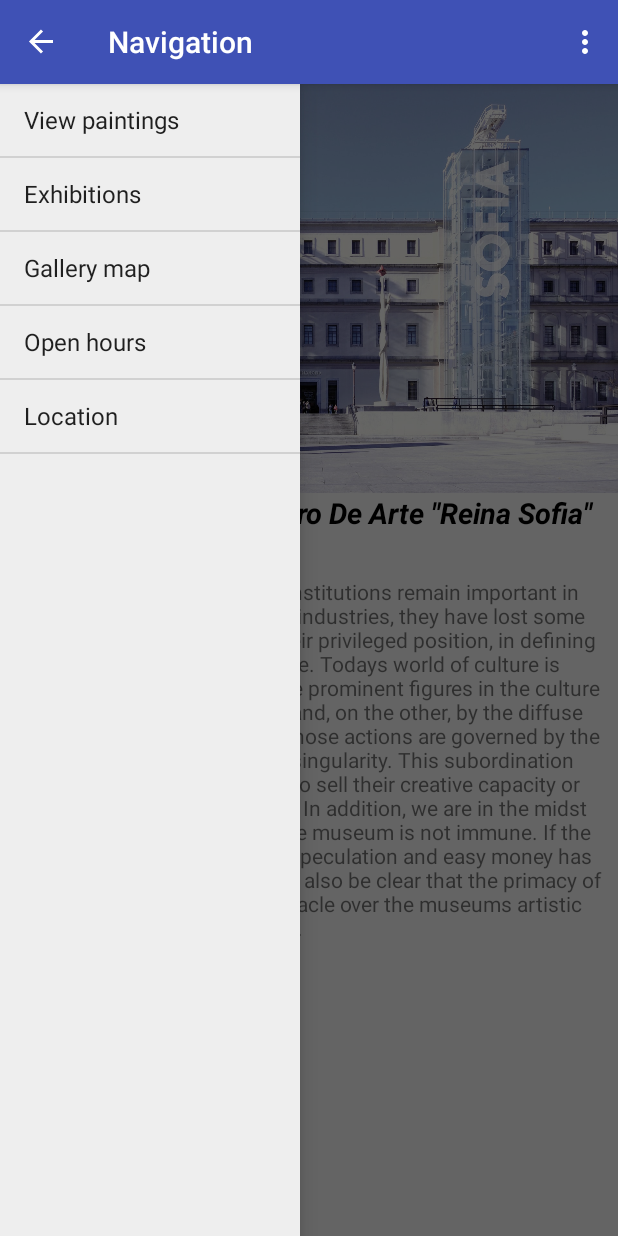
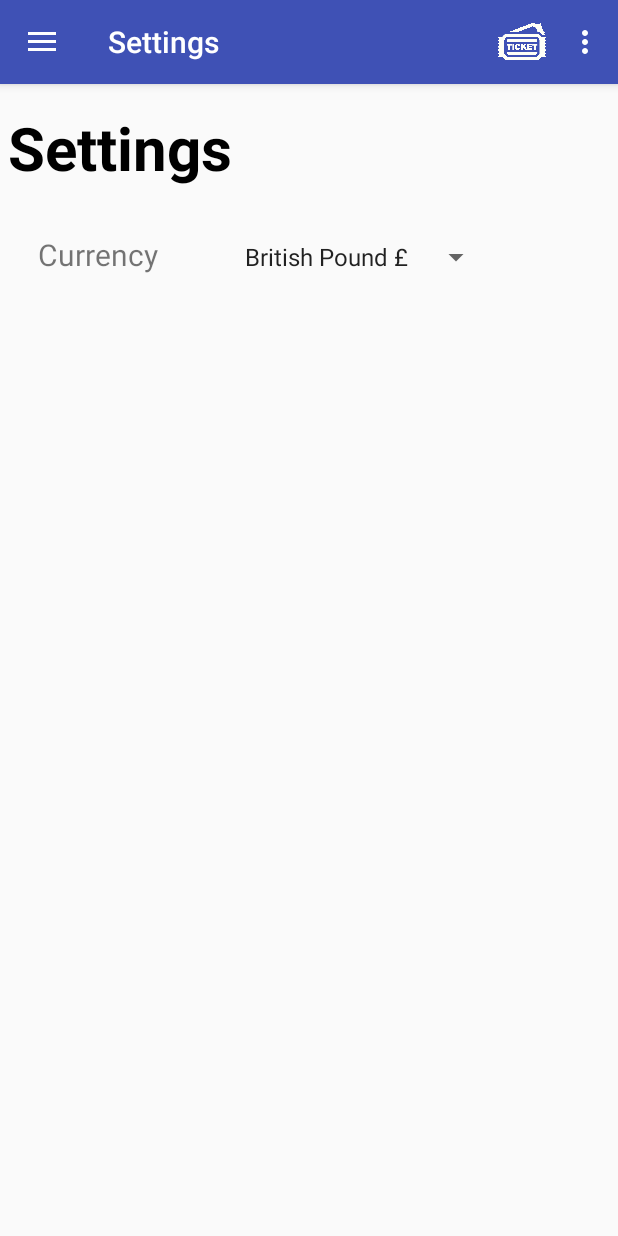
Before and after one commit to AantonM/art_without_frontiers, an Android app: the screen it shows after launch (HomeActivity before the commit, SettingsActivity after it), in the options menu, after a tap on "Settings", on a phone screen of 412 x 824 dp. Run offline under Robolectric (Android 15) with nearby library versions, the phone set to English and light mode, and no system bars.

Commit message:
A-4:Create the tickets page and the settings page. Also change the min skd version to 15. Home image compression.

```diff
--- a/bg69xx/app/build.gradle
+++ b/bg69xx/app/build.gradle
@@ -6,7 +6,7 @@ android {
 
     defaultConfig {
         applicationId "com.cet325.bg69xx"
-        minSdkVersion 16
+        minSdkVersion 15
         targetSdkVersion 23
         versionCode 1
         versionName "1.0"
@@ -17,6 +17,7 @@ android {
             proguardFiles getDefaultProguardFile('proguard-android.txt'), 'proguard-rules.pro'
         }
     }
+    sourceSets { main { res.srcDirs = ['src/main/res', 'src/main/res/preferences'] } }
 }
 
 dependencies {
@@ -24,4 +25,5 @@ dependencies {
     compile 'com.android.support:appcompat-v7:23.4.0'
     compile 'com.android.support.constraint:constraint-layout:1.0.2'
     compile 'com.android.support:design:23.4.0'
+    compile 'com.android.support:support-v4:23.4.0'
 }
--- a/bg69xx/app/src/main/AndroidManifest.xml
+++ b/bg69xx/app/src/main/AndroidManifest.xml
@@ -15,6 +15,12 @@
                 <category android:name="android.intent.category.LAUNCHER" />
             </intent-filter>
         </activity>
+        <activity
+            android:name=".TicketsActivity"
+            android:label="@string/title_activity_tickets"></activity>
+        <activity android:name=".SettingsActivity"
+            android:label="@string/title_activity_settings"></activity>
+
     </application>
 
 </manifest>
--- a/bg69xx/app/src/main/java/com/cet325/bg69xx/HomeActivity.java
+++ b/bg69xx/app/src/main/java/com/cet325/bg69xx/HomeActivity.java
@@ -1,5 +1,6 @@
 package com.cet325.bg69xx;
 
+import android.content.Intent;
 import android.content.res.Configuration;
 import android.os.Bundle;
 import android.support.v4.widget.DrawerLayout;
@@ -32,6 +33,8 @@ public class HomeActivity extends AppCompatActivity {
     protected void onCreate(Bundle savedInstanceState) {
         super.onCreate(savedInstanceState);
         setContentView(R.layout.activity_home);
+        getSupportActionBar().setTitle("Reina Sofia");
+
 
         mDrawerLayout = (DrawerLayout)findViewById(R.id.navigation_drawer_layout);
         mActivityTitle = getTitle().toString();
@@ -39,6 +42,8 @@ public class HomeActivity extends AppCompatActivity {
 
         createNavigationMenuOptions();
         setupDrawer();
+        mDrawerToggle.setDrawerIndicatorEnabled(true);
+        mDrawerLayout.setDrawerListener(mDrawerToggle);
 
         getSupportActionBar().setDisplayHomeAsUpEnabled(true);
         getSupportActionBar().setHomeButtonEnabled(true);
@@ -49,12 +54,15 @@ public class HomeActivity extends AppCompatActivity {
      */
     private void createNavigationMenuOptions() {
         String[] osArray = { "View paintings", "Exhibitions", "Gallery map", "Open hours", "Location"};
+        Toast.makeText(HomeActivity.this, "ND created", Toast.LENGTH_SHORT).show();
         mAdapter = new ArrayAdapter<String>(this, android.R.layout.simple_list_item_1, osArray);
         mDrawerList.setAdapter(mAdapter);
         mDrawerList.setOnItemClickListener(new AdapterView.OnItemClickListener() {
             @Override
             public void onItemClick(AdapterView<?> parent, View view, int position, long id) {
-                Toast.makeText(HomeActivity.this, "Cool", Toast.LENGTH_SHORT).show();
+                if(position == 0){
+                    Toast.makeText(HomeActivity.this, "View Paintings", Toast.LENGTH_SHORT).show();
+                }
             }
         });
     }
@@ -62,13 +70,16 @@ public class HomeActivity extends AppCompatActivity {
     /***
      * Handles the Navigation Drawer's behaviour when opening and closing.
      */
-    private void setupDrawer() {
+    protected void setupDrawer() {
+        Toast.makeText(HomeActivity.this, "kon", Toast.LENGTH_SHORT).show();
+
         mDrawerToggle = new ActionBarDrawerToggle(this, mDrawerLayout,
                 R.string.drawer_open, R.string.drawer_close) {
 
             /** Called when the Navagation drawe is opened. */
             public void onDrawerOpened(View drawerView) {
                 super.onDrawerOpened(drawerView);
+                Toast.makeText(HomeActivity.this, "onDrawerOpened", Toast.LENGTH_SHORT).show();
                 getSupportActionBar().setTitle("Navigation");
                 invalidateOptionsMenu(); // creates call to onPrepareOptionsMenu()
             }
@@ -76,13 +87,11 @@ public class HomeActivity extends AppCompatActivity {
             /** Called when the Navagation drawe is closed. */
             public void onDrawerClosed(View view) {
                 super.onDrawerClosed(view);
+                Toast.makeText(HomeActivity.this, "onDrawerClosed", Toast.LENGTH_SHORT).show();
                 getSupportActionBar().setTitle(mActivityTitle);
                 invalidateOptionsMenu(); // creates call to onPrepareOptionsMenu()
             }
         };
-
-        mDrawerToggle.setDrawerIndicatorEnabled(true);
-        mDrawerLayout.setDrawerListener(mDrawerToggle);
     }
 
     /***
@@ -96,12 +105,21 @@ public class HomeActivity extends AppCompatActivity {
 
         int id = item.getItemId();
 
+        //check if the navigation menu is selected
         if (mDrawerToggle.onOptionsItemSelected(item)) {
-            Toast.makeText(HomeActivity.this, "Pena", Toast.LENGTH_SHORT).show();
+            Toast.makeText(HomeActivity.this, "Navigation", Toast.LENGTH_SHORT).show();
         }
 
-        if(id == R.id.action_contacts) {
-            Toast.makeText(HomeActivity.this, "Kon", Toast.LENGTH_SHORT).show();
+        //check if the contacts option is selected
+        if(id == R.id.action_settings) {
+            Intent settingsIntent = new Intent(this, SettingsActivity.class);
+            startActivity(settingsIntent);
+        }
+
+        //check if the tickets button is selected
+        if(id == R.id.tickets) {
+            Intent ticketsIntent = new Intent(this, TicketsActivity.class);
+            startActivity(ticketsIntent);
         }
 
         return true;
@@ -115,17 +133,19 @@ public class HomeActivity extends AppCompatActivity {
     @Override
     protected void onPostCreate(Bundle savedInstanceState) {
         super.onPostCreate(savedInstanceState);
+        Toast.makeText(HomeActivity.this, "onPostCreate", Toast.LENGTH_SHORT).show();
         mDrawerToggle.syncState();
     }
 
     /***
-     * Change the stae of the Drawer.
+     * Change the state of the Drawer.
      *
      * @param newConfig
      */
     @Override
     public void onConfigurationChanged(Configuration newConfig) {
         super.onConfigurationChanged(newConfig);
+        Toast.makeText(HomeActivity.this, "onConfigurationChanged", Toast.LENGTH_SHORT).show();
         mDrawerToggle.onConfigurationChanged(newConfig);
     }
 
--- /dev/null
+++ b/bg69xx/app/src/main/java/com/cet325/bg69xx/SettingsActivity.java
@@ -0,0 +1,33 @@
+    package com.cet325.bg69xx;
+
+import android.support.v7.app.AppCompatActivity;
+import android.os.Bundle;
+import android.widget.ArrayAdapter;
+import android.widget.Spinner;
+
+import java.util.ArrayList;
+import java.util.Arrays;
+import java.util.List;
+
+    public class SettingsActivity extends HomeActivity {
+
+    @Override
+    protected void onCreate(Bundle savedInstanceState) {
+        super.onCreate(savedInstanceState);
+        getSupportActionBar().setTitle("Settings");
+        setContentView(R.layout.activity_settings);
+
+        populateCurrencySpinner();
+    }
+
+    private void populateCurrencySpinner() {
+        List<String> spinnerArray =  Arrays.asList(getResources().getStringArray(R.array.currency));
+
+        Spinner currencySpinner = (Spinner) findViewById(R.id.currency_spinner);
+        ArrayAdapter<String> adapter = new ArrayAdapter<String>(
+                this, android.R.layout.simple_spinner_item, spinnerArray);
+        currencySpinner.setAdapter(adapter);
+    }
+
+
+}
--- /dev/null
+++ b/bg69xx/app/src/main/res/layout/activity_settings.xml
@@ -0,0 +1,54 @@
+<?xml version="1.0" encoding="utf-8"?>
+<RelativeLayout xmlns:android="http://schemas.android.com/apk/res/android"
+    xmlns:app="http://schemas.android.com/apk/res-auto"
+    xmlns:tools="http://schemas.android.com/tools"
+    android:layout_width="match_parent"
+    android:layout_height="match_parent"
+    tools:context=".SettingsActivity">
+
+    <TextView
+        android:id="@+id/txtPriceTitle"
+        android:layout_width="wrap_content"
+        android:layout_height="wrap_content"
+        android:layout_marginTop="15dp"
+        android:text="Settings"
+        android:layout_marginLeft="5dp"
+        android:textSize="40sp"
+        android:textStyle="bold"
+        android:textColor="#000000"
+        app:layout_constraintTop_toTopOf="parent"/>
+
+
+
+    <TableLayout
+        android:id="@+id/tablePrice"
+        android:layout_width="match_parent"
+        android:layout_height="wrap_content"
+        android:layout_marginTop="100dp"
+        android:layout_marginLeft="25dp">
+
+        <TableRow
+            android:layout_width="match_parent"
+            android:layout_height="match_parent">
+
+            <TextView
+                android:layout_width="wrap_content"
+                android:layout_height="wrap_content"
+                android:layout_column="1"
+                android:paddingRight="50dp"
+                android:text="Currency"
+                android:textSize="20sp" />
+
+            <Spinner
+                android:id="@+id/currency_spinner"
+                android:layout_width="match_parent"
+                android:layout_height="wrap_content"
+                android:layout_alignParentEnd="true"
+                android:layout_alignParentRight="true"
+                android:layout_below="@+id/txtPriceTitle"
+                android:gravity="left"/>
+
+        </TableRow>
+    </TableLayout>
+
+</RelativeLayout>
--- a/bg69xx/app/src/main/res/menu/menu_home.xml
+++ b/bg69xx/app/src/main/res/menu/menu_home.xml
@@ -3,6 +3,11 @@
     xmlns:app="http://schemas.android.com/apk/res-auto"
     xmlns:tools="http://schemas.android.com/tools"
     tools:context=".HomeActivity">
+
+    <item android:id="@+id/tickets"
+        android:title="Tickets"
+        android:icon="@drawable/ticket_icon_w"
+        app:showAsAction="ifRoom"/>
 
     <item android:id="@+id/action_settings"
         android:title="Settings"
--- /dev/null
+++ b/bg69xx/app/src/main/res/values/arrays.xml
@@ -0,0 +1,7 @@
+<?xml version="1.0" encoding="utf-8"?>
+<resources>
+    <string-array name="currency">
+        <item>British Pound £</item>
+        <item>Dollar $</item>
+    </string-array>
+</resources>
--- a/bg69xx/app/src/main/res/values/strings.xml
+++ b/bg69xx/app/src/main/res/values/strings.xml
@@ -5,4 +5,6 @@
     <string name="drawer_close">Close navigation drawer</string>
     <string name="home_title">Museo Nacional Centro De Arte \"Reina Sofia\"</string>
     <string name="home_intro">Although museums as public institutions remain important in the general scheme of creative industries, they have lost some of their influence, or at least their privileged position, in defining what is understood to be culture. Todays world of culture is shaped, on the one hand, by the prominent figures in the culture and communications industry and, on the other, by the diffuse magma of culture producers whose actions are governed by the subordination of their creative singularity. This subordination is manifested in artists having to sell their creative capacity or in their being expropriated of it.  In addition, we are in the midst of a systemic crisis to which the museum is not immune. If the economic paradigm based on speculation and easy money has proven unsustainable, it should also be clear that the primacy of the building and of art as spectacle over the museums artistic program has ceased to be valid.</string>
+    <string name="title_activity_tickets">TicketsActivity</string>
+    <string name="title_activity_settings">SettingsActivity</string>
 </resources>
```
Also changed, not shown: bg69xx/app/src/main/java/com/cet325/bg69xx/TicketsActivity.java (added, +38 -0 lines), bg69xx/app/src/main/res/layout/activity_tickets.xml (added, +105 -0 lines), bg69xx/app/src/main/res/xml/preferences.xml (added, +11 -0 lines), bg69xx/app/src/main/res/drawable/reinasofia_main.jpg, bg69xx/app/src/main/res/drawable/ticket_icon.png (added), bg69xx/app/src/main/res/drawable/ticket_icon_w.png (added).
